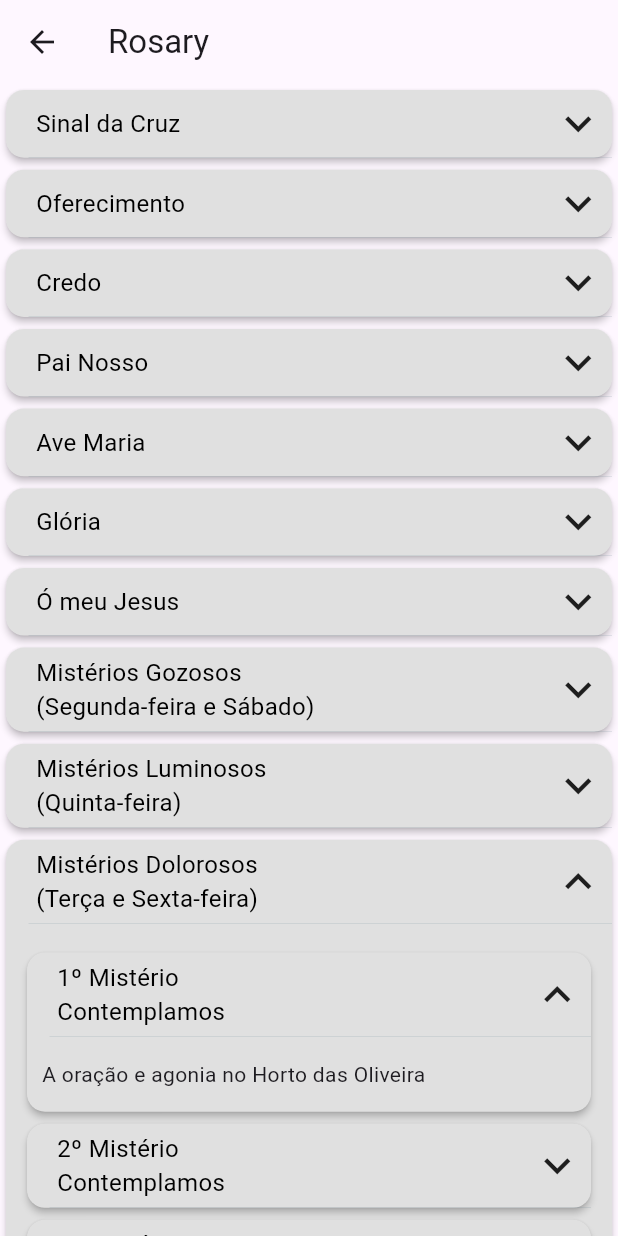
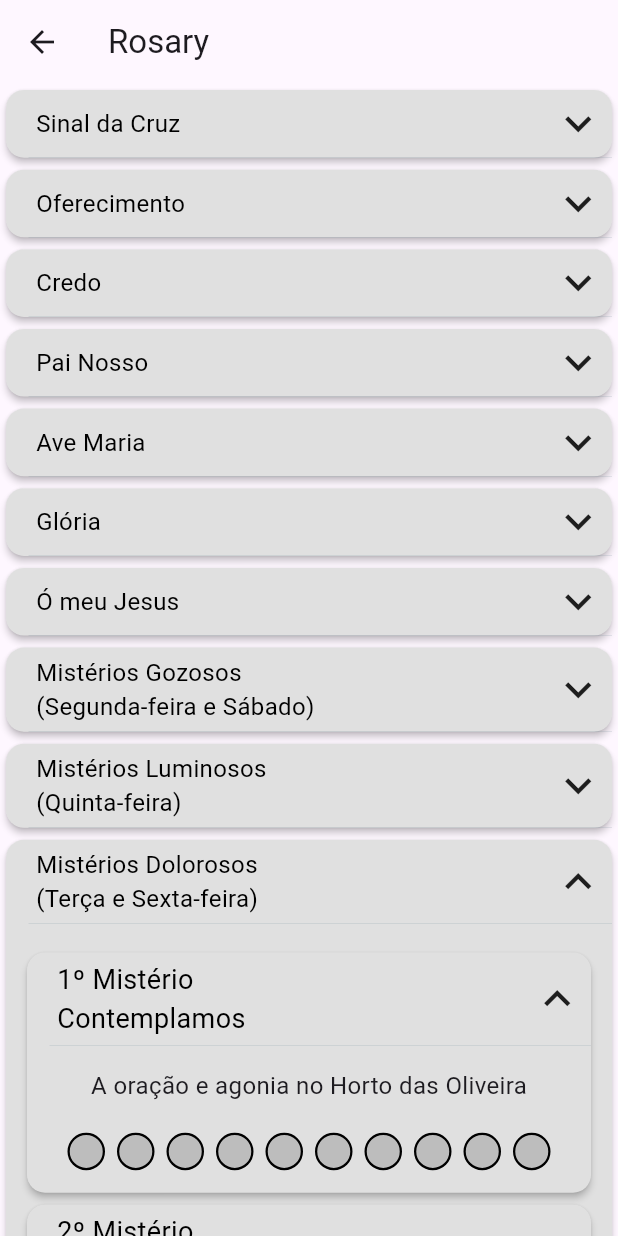
Before and after one commit to AlexandreFel1pe/catholic_app, a Flutter app: the RosaryScreen screen opened by its route, after a tap on "Sinal da Cruz", on a phone screen of 412 x 824 dp. Run offline on Flutter 3.47's test engine with Material 3 defaults, Android fonts, the phone set to English and light mode, and no system bars; our stand-ins replace scrollable_positioned_list.

Commit message:
add beads

```diff
--- a/lib/views/rosary/screens/rosary_screen.dart
+++ b/lib/views/rosary/screens/rosary_screen.dart
@@ -30,110 +30,130 @@ class _RosaryScreenState extends State<RosaryScreen> {
   Widget build(BuildContext context) {
     return Scaffold(
       appBar: AppBar(title: Text('Rosary')),
-      body: ExpansionCardList(
+      body: Center(
+        child: ExpansionCardList(
           children: [
             ExpansionCard(
               title: 'Sinal da Cruz',
               content: dadosOracoes['Sinal da Cruz'] as String,
-            isInitialyExpanded: true,
+              beadsCounts: 1,
+              isInitiallyExpanded: true,
             ),
             ExpansionCard(
               title: 'Oferecimento',
               content: dadosOracoes['Oferecimento'] as String,
+              beadsCounts: 1,
             ),
             ExpansionCard(
               title: 'Credo',
               content: 'Creio em Deus Pai Todo-Poderoso, Criador do Céu e da Terra; e em Jesus Cristo, Seu único Filho, Nosso Senhor; Que foi concebido pelo poder do Espírito Santo. Nasceu da Virgem Maria, padeceu sob Pôncio Pilatos, foi crucificado, morto, sepultado; desceu a mansão dos mortos. Ressuscitou no terceiro dia. Subiu ao Céu, onde está sentado à direita de Deus Pai Todo-Poderoso, de onde há-de vir a julgar os vivos e os mortos. Creio no Espírito Santo, na Santa Igreja Católica, na Comunhão dos Santos, na remissão dos pecados, na ressurreição da carne, na vida eterna. Amem.',
+              beadsCounts: 1,
             ),
             ExpansionCard(
               title: 'Pai Nosso ',
               content: 'Pai nosso, que estais nos Céus, santificado seja o Vosso Nome; venha a nós o Vosso Reino, seja feita a Vossa vontade assim na terra como no Céu. O pão nosso de cada dia nos dai hoje; perdoai-nos as nossas ofensas assim como nós perdoamos a quem nos tem ofendido; e não nos deixeis cair em tentação, mas livrai-nos do mal.',
+              beadsCounts: 1,
             ),
             ExpansionCard(
               title: 'Ave Maria',
               content: 'Ave Maria, cheia de graça, o Senhor é convosco; bendita sois Vós entre as mulheres e bendito é o fruto do Vosso ventre, Jesus. Santa Maria, Mãe de Deus, rogai por nós, pecadores, agora e na hora da nossa morte. Amem.',
+              beadsCounts: 1,
             ),
             ExpansionCard(
               title: 'Glória',
               content: 'Glória ao Pai, ao Filho e ao Espírito Santo. Assim como era no princípio, agora e sempre, pelos séculos dos séculos. Amem.',
+              beadsCounts: 1,
             ),
             ExpansionCard(
               title: 'Ó meu Jesus',
               content: 'Ó meu Jesus, perdoai-nos e livrai-nos do fogo do inferno; levai as almas todas para o Céu, principalmente as que mais precisarem.',
+              beadsCounts: 1,
             ),
             ExpansionCard(
               title: 'Mistérios Gozosos (Segunda-feira e Sábado)',
               content: '',
-            isInitialyExpanded: isMisteryDay([Dias.segunda, Dias.sabado]),
+              isInitiallyExpanded: isMisteryDay([Dias.segunda, Dias.sabado]),
               autoCollapse: false,
               expansionCardList: ExpansionCardList(
+                titleFontSize: 18,
+                contentFontSize: 16,
                 children: [
-                ExpansionCard(title: '1º Mistério Contemplamos', content: 'A Anunciação do Anjo e a Encarnação do Verbo', isInitialyExpanded: true),
-                ExpansionCard(title: '2º Mistério Contemplamos', content: 'A visitação de Maria a sua prima Santa Isabel'),
-                ExpansionCard(title: '3º Mistério Contemplamos', content: 'Nascimento do Menino Jesus, na gruta fria em Belém'),
-                ExpansionCard(title: '4º Mistério Contemplamos', content: 'A apresentação do Menino Jesus no templo, e a purificação de Maria'),
-                ExpansionCard(title: '5º Mistério Contemplamos', content: 'A perda e o encontro do Menino Jesus no templo'),
+                  ExpansionCard(title: '1º Mistério Contemplamos', content: 'A Anunciação do Anjo e a Encarnação do Verbo', beadsCounts: 10, isInitiallyExpanded: true),
+                  ExpansionCard(title: '2º Mistério Contemplamos', content: 'A visitação de Maria a sua prima Santa Isabel', beadsCounts: 10),
+                  ExpansionCard(title: '3º Mistério Contemplamos', content: 'Nascimento do Menino Jesus, na gruta fria em Belém', beadsCounts: 10),
+                  ExpansionCard(title: '4º Mistério Contemplamos', content: 'A apresentação do Menino Jesus no templo, e a purificação de Maria', beadsCounts: 10),
+                  ExpansionCard(title: '5º Mistério Contemplamos', content: 'A perda e o encontro do Menino Jesus no templo', beadsCounts: 10),
                 ],
               ),
             ),
             ExpansionCard(
               title: 'Mistérios Luminosos (Quinta-feira)',
               content: '',
-            isInitialyExpanded: isMisteryDay([Dias.quinta]),
+              isInitiallyExpanded: isMisteryDay([Dias.quinta]),
               autoCollapse: false,
               expansionCardList: ExpansionCardList(
+                titleFontSize: 18,
+                contentFontSize: 16,
                 children: [
-                ExpansionCard(title: '1º Mistério Contemplamos', content: 'Batismo de Nosso Senhor Jesus Cristo no rio Jordão', isInitialyExpanded: true),
-                ExpansionCard(title: '2º Mistério Contemplamos', content: 'Primeiro milagre de Jesus transformando a água em vinho nas bodas de Caaná'),
-                ExpansionCard(title: '3º Mistério Contemplamos', content: 'Anunciação do Reino de Deus e o convite à conversãontent'),
-                ExpansionCard(title: '4º Mistério Contemplamos', content: 'A transfiguração de Nosso Senhor no Monte Thabor'),
-                ExpansionCard(title: '5º Mistério Contemplamos', content: 'A Instituição da Eucaristia na Última Ceia'),
+                  ExpansionCard(title: '1º Mistério Contemplamos', content: 'Batismo de Nosso Senhor Jesus Cristo no rio Jordão', beadsCounts: 10, isInitiallyExpanded: true),
+                  ExpansionCard(title: '2º Mistério Contemplamos', content: 'Primeiro milagre de Jesus transformando a água em vinho nas bodas de Caaná', beadsCounts: 10),
+                  ExpansionCard(title: '3º Mistério Contemplamos', content: 'Anunciação do Reino de Deus e o convite à conversãontent', beadsCounts: 10),
+                  ExpansionCard(title: '4º Mistério Contemplamos', content: 'A transfiguração de Nosso Senhor no Monte Thabor', beadsCounts: 10),
+                  ExpansionCard(title: '5º Mistério Contemplamos', content: 'A Instituição da Eucaristia na Última Ceia', beadsCounts: 10),
                 ],
               ),
             ),
             ExpansionCard(
               title: 'Mistérios Dolorosos (Terça e Sexta-feira)',
               content: '',
-            isInitialyExpanded: isMisteryDay([Dias.terca, Dias.sexta]),
+              isInitiallyExpanded: isMisteryDay([Dias.terca, Dias.sexta]),
               autoCollapse: false,
               expansionCardList: ExpansionCardList(
+                titleFontSize: 18,
+                contentFontSize: 16,
                 children: [
-                ExpansionCard(title: '1º Mistério Contemplamos', content: 'A oração e agonia no Horto das Oliveira', isInitialyExpanded: true),
-                ExpansionCard(title: '2º Mistério Contemplamos', content: 'Flagelação de Nosso Senhor Jesus Cristo'),
-                ExpansionCard(title: '3º Mistério Contemplamos', content: 'A coroação de espinhos de Nosso Senhor Jesus Cristo'),
-                ExpansionCard(title: '4º Mistério Contemplamos', content: 'Nosso Senhor carregando a Cruz às costas'),
-                ExpansionCard(title: '5º Mistério Contemplamos', content: 'A Crucifixão e morte de Nosso Senhor Jesus Cristo'),
+                  ExpansionCard(title: '1º Mistério Contemplamos', content: 'A oração e agonia no Horto das Oliveira', beadsCounts: 10, isInitiallyExpanded: true),
+                  ExpansionCard(title: '2º Mistério Contemplamos', content: 'Flagelação de Nosso Senhor Jesus Cristo', beadsCounts: 10),
+                  ExpansionCard(title: '3º Mistério Contemplamos', content: 'A coroação de espinhos de Nosso Senhor Jesus Cristo', beadsCounts: 10),
+                  ExpansionCard(title: '4º Mistério Contemplamos', content: 'Nosso Senhor carregando a Cruz às costas', beadsCounts: 10),
+                  ExpansionCard(title: '5º Mistério Contemplamos', content: 'A Crucifixão e morte de Nosso Senhor Jesus Cristo', beadsCounts: 10),
                 ],
               ),
             ),
             ExpansionCard(
               title: 'Mistérios Gloriosos (Quarta-feira e Domingo)',
               content: '',
-            isInitialyExpanded: isMisteryDay([Dias.quarta, Dias.domingo]),
+              isInitiallyExpanded: isMisteryDay([Dias.quarta, Dias.domingo]),
               autoCollapse: false,
               expansionCardList: ExpansionCardList(
+                titleFontSize: 18,
+                contentFontSize: 16,
                 children: [
-                ExpansionCard(title: '1º Mistério Contemplamos', content: 'A Ressurreição de Nosso Senhor Jesus Cristo', isInitialyExpanded: true),
-                ExpansionCard(title: '2º Mistério Contemplamos', content: 'A Ascensão de Nosso Senhor Jesus Cristo'),
-                ExpansionCard(title: '3º Mistério Contemplamos', content: 'A descida do Espírito Santo'),
-                ExpansionCard(title: '4º Mistério Contemplamos', content: 'A Assunção de Nossa Senhora aos Céus de corpo e alma'),
-                ExpansionCard(title: '5º Mistério Contemplamos', content: 'A Coroação de Nossa Senhora como Rainha do Céu  e da Terra dos Anjos e dos Homens'),
+                  ExpansionCard(title: '1º Mistério Contemplamos', content: 'A Ressurreição de Nosso Senhor Jesus Cristo', beadsCounts: 10, isInitiallyExpanded: true),
+                  ExpansionCard(title: '2º Mistério Contemplamos', content: 'A Ascensão de Nosso Senhor Jesus Cristo', beadsCounts: 10),
+                  ExpansionCard(title: '3º Mistério Contemplamos', content: 'A descida do Espírito Santo', beadsCounts: 10),
+                  ExpansionCard(title: '4º Mistério Contemplamos', content: 'A Assunção de Nossa Senhora aos Céus de corpo e alma', beadsCounts: 10),
+                  ExpansionCard(title: '5º Mistério Contemplamos', content: 'A Coroação de Nossa Senhora como Rainha do Céu  e da Terra dos Anjos e dos Homens', beadsCounts: 10),
                 ],
               ),
             ),
             ExpansionCard(
               title: 'Agradecimento',
               content: 'Infinitas graças vos damos, Soberana Rainha, pelos benefícios que todos os dias recebemos de vossas mãos liberais. Dignai-vos agora e para sempre tomar-nos debaixo de vosso poderoso amparo e para mais nos obrigar vos saudamos com uma Salve Rainha…',
+              beadsCounts: 1,
             ),
             ExpansionCard(
               title: 'Salve Rainha',
               content: 'Salve, Rainha, Mãe de misericórdia, vida, doçura e esperança nossa, salve! A vós bradamos os degredados filhos de Eva. A vós suspiramos, gemendo e chorando neste vale de lágrimas. Eia, pois, advogada nossa, esses vossos olhos misericordiosos a nós volvei, e depois deste desterro mostrai-nos Jesus, bendito fruto do vosso ventre, ó clemente, ó piedosa, ó doce e sempre Virgem Maria. Rogai por nós, Santa Mãe de Deus. Para que sejamos dignos das promessas de Cristo. Amém.\n\nROGAI POR NÓS SANTA MÃE DE DEUS PARA QUE SEJAMOS DIGNOS DAS PROMESSAS DE CRISTO! AMÉM.',
+              beadsCounts: 1,
             ),
             ExpansionCard(
               title: 'Encerramento',
               content: 'Estivemos, estamos, e estaremos sempre reunidos em nome do Pai, do Filho e do Espirito Santo. Amém.',
+              beadsCounts: 1,
             ),
           ],
+        ),
       ),
     );
   }
--- a/lib/views/rosary/widgets/expansion_card.dart
+++ b/lib/views/rosary/widgets/expansion_card.dart
@@ -4,30 +4,50 @@ class ExpansionCard {
   ExpansionCard({
     required this.title,
     required this.content,
-    this.isInitialyExpanded = false,
+    this.beadsCounts = 0,
+    this.expansionCardList,
+    this.isInitiallyExpanded = false,
     this.autoCollapse = true,
-    this.expansionCardList,
+    this.titleFontSize,
+    this.contentFontSize,
     })
-    : _isExpanded = isInitialyExpanded;
+    : _isExpanded = isInitiallyExpanded;
 
   final String title;
   final String content;
-  final bool isInitialyExpanded;
+  final int beadsCounts;
+  final ExpansionCardList? expansionCardList;
+  final bool isInitiallyExpanded;
   final bool autoCollapse;
-  final ExpansionCardList? expansionCardList;
 
   bool _isExpanded;
+
+  List<Color> beadsColors = List.generate(10, (colors) => const Color.fromRGBO(189, 189, 189, 1));
+
+  // Style
+  final double? titleFontSize;
+  final double? contentFontSize;
 }
 
 class ExpansionCardList extends StatefulWidget {
   const ExpansionCardList({
     this.callbackFunction,
     this.children = const <ExpansionCard>[],
+    this.elevation = 2,
+    this.color = const Color.fromRGBO(224, 224, 224, 1),
+    this.titleFontSize = 16,
+    this.contentFontSize = 14,
     super.key
   });
 
   final List<ExpansionCard> children;
   final void Function(int index, bool isExpanded)? callbackFunction;
+
+  // Style
+  final double elevation;
+  final Color color;
+  final double titleFontSize;
+  final double contentFontSize;
 
   @override
   State<ExpansionCardList> createState() => _ExpansionCardListState();
@@ -35,7 +55,6 @@ class ExpansionCardList extends StatefulWidget {
 
 class _ExpansionCardListState extends State<ExpansionCardList> {
   void collapseAll(int index, bool collapseAll) {
-    print('Collapse all');
     for (int i = 0; i < widget.children.length; i++) {
         if ((i != index && widget.children[i].autoCollapse == true) || (collapseAll == true && i != index)) {
           setState(() {
@@ -52,8 +71,8 @@ class _ExpansionCardListState extends State<ExpansionCardList> {
         children: [
           for (int i = 0; i < widget.children.length; i++)
             Card(
-              elevation: 2,
-              color: Colors.grey[300],
+              elevation: widget.elevation,
+              color: widget.color,
               child: Column(
                 children: [
                   GestureDetector(
@@ -92,7 +111,7 @@ class _ExpansionCardListState extends State<ExpansionCardList> {
                           Flexible(
                             child: Text(
                               style: TextStyle(
-                                fontSize: 16,
+                                fontSize: widget.children[i].titleFontSize ?? widget.titleFontSize,
                                 fontWeight: FontWeight.w400,
                                 color: Colors.black
                               ),
@@ -111,12 +130,84 @@ class _ExpansionCardListState extends State<ExpansionCardList> {
                       horizontal: 10
                     ),
                     alignment: Alignment.centerLeft,
-                    child: widget.children[i].expansionCardList ?? Text(
-                      style: TextStyle(
-                        fontSize: 14,
-                      ),
-                      widget.children[i].content,
-                    ),
+                    child: Column(
+                      children: [
+                        widget.children[i].expansionCardList ?? Text(
+                          style: TextStyle(
+                            fontSize: widget.children[i].contentFontSize ?? widget.contentFontSize,
+                          ),
+                          widget.children[i].content,
+                        ),
+                        Container(
+                          padding: EdgeInsets.only(
+                            top: 20,
+                          ),
+                          child: Row(
+                            mainAxisAlignment: MainAxisAlignment.center,
+                            spacing: 8,
+                            children: [
+                              for (int j = 0; j < widget.children[i].beadsCounts; j++)
+                                GestureDetector(
+                                onTap: () => {
+                                  setState(() {
+                                    if (widget.children[i].beadsColors[j] != const Color.fromRGBO(76, 175, 80, 1)) {
+                                      widget.children[i].beadsColors[j] = const Color.fromRGBO(76, 175, 80, 1);
+
+                                      if (j == widget.children[i].beadsCounts - 1) {
+                                        widget.children[i]._isExpanded = false;
+
+                                        if (i+1 < widget.children.length) {
+                                          if (widget.children[i+1].expansionCardList != null) {
+                                            print('Card List aninhado');
+
+                                            int count = i;
+
+                                            bool childIsNotCardList = false;
+                                            while (!childIsNotCardList) {
+                                              if (widget.children[count+1].expansionCardList == null) {
+                                                childIsNotCardList = true;
+                                                widget.children[count+1]._isExpanded = true;
+                                                print('Não e card list $count');
+                                                break;
+                                              }
+
+                                              count++;
+                                            }
+                                          } else {
+                                            widget.children[i+1]._isExpanded = true;
+                                          }
+                                        }
+                                      }
+
+                                      if (i == widget.children.length - 1) {
+                                        if (j == (widget.children[i].beadsCounts - 1)) {
+                                          //
+                                        }
+                                      }
+                                    } else {
+                                      widget.children[i].beadsColors[j] = const Color.fromRGBO(189, 189, 189, 1);
+                                    }
+                                  }),
+                                },
+                                child: Container(
+                                  width: 25,
+                                  height: 25,
+                                  //color: Colors.grey,
+                                  decoration: BoxDecoration(
+                                    color: widget.children[i].beadsColors[j],
+                                    border: Border.all(
+                                      color: Colors.black,
+                                      width: 1.5,
+                                    ),
+                                    borderRadius: BorderRadius.circular(100),
+                                  ),
+                                ),
+                              ),
+                            ],
+                          ),
+                        ),
+                      ],
+                    )
                   ),
                 ],
               ),
```
Lines whose indentation alone changed are shown as unchanged.
